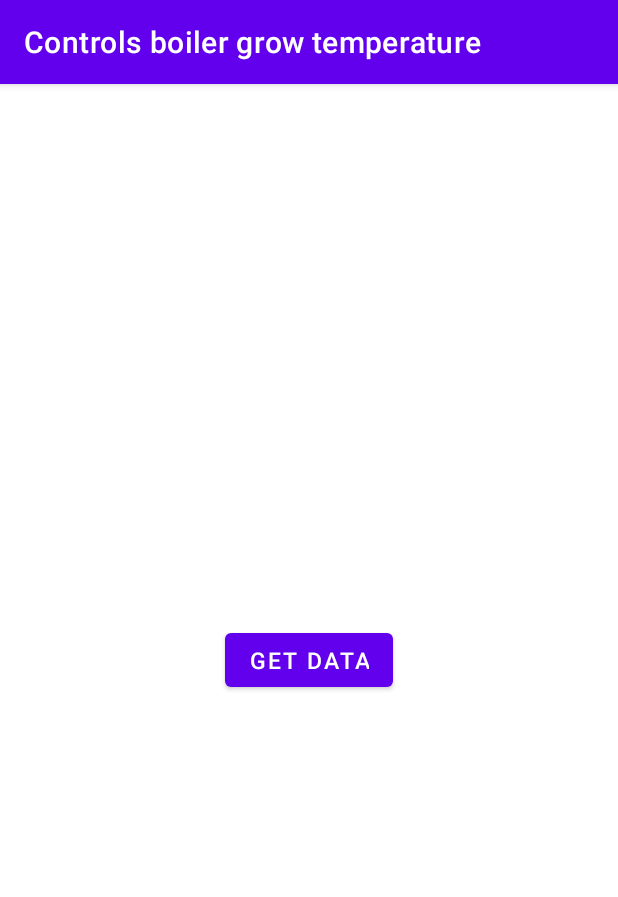
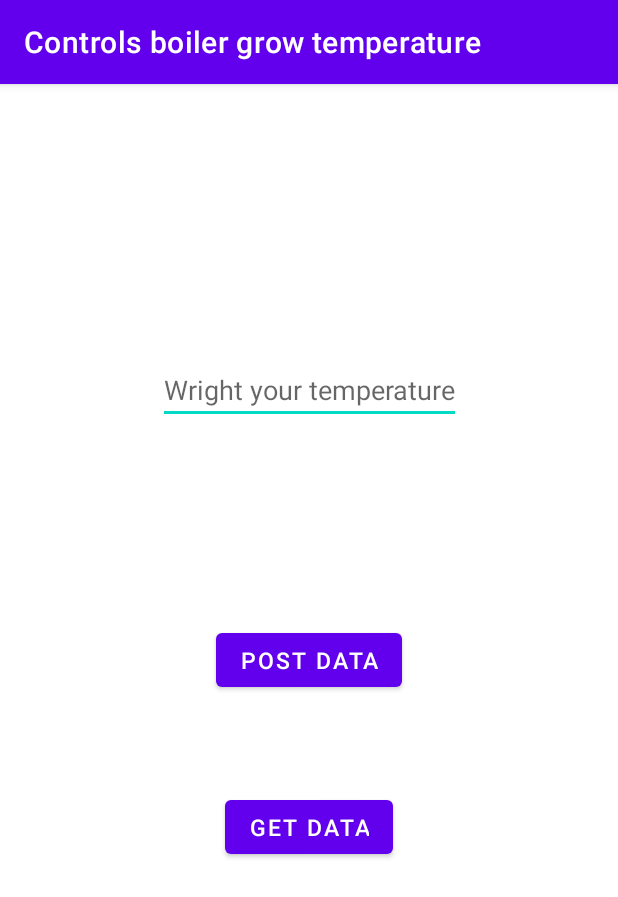
Before and after one commit to Samurai-lab/Client-app-for-control-temperature, an Android app: the screen it shows after launch (MainActivity), on a phone screen of 412 x 824 dp. Shown: the top 897 px of the screen. Run offline under Robolectric (Android 15) with nearby library versions, the phone set to English and light mode, and no system bars.

Commit message:
cv 0.0.2

```diff
--- a/Controlsboilergrowtemperature/app/src/main/java/com/example/controlsboilergrowtemperature/Methods.java
+++ b/Controlsboilergrowtemperature/app/src/main/java/com/example/controlsboilergrowtemperature/Methods.java
@@ -2,10 +2,19 @@ package com.example.controlsboilergrowtemperature;
 
 import android.graphics.ColorSpace;
 
+import okhttp3.RequestBody;
+import okhttp3.ResponseBody;
 import retrofit2.Call;
+import retrofit2.http.Body;
 import retrofit2.http.GET;
+import retrofit2.http.POST;
 
 public interface Methods {
-    @GET("api/users?page=2")
+
+    @GET("new.json")
     Call<Model> getAllData();
+
+    @POST("getM.php")  // Указываем путь к API
+    Call<ResponseBody> postData(@Body RequestBody requestBody);  // Определяем метод для POST-запроса
+
 }
--- a/Controlsboilergrowtemperature/app/src/main/res/layout/activity_main.xml
+++ b/Controlsboilergrowtemperature/app/src/main/res/layout/activity_main.xml
@@ -6,16 +6,40 @@
     android:layout_height="match_parent"
     tools:context=".MainActivity">
 
+
+        <EditText
+            android:id="@+id/editTextTemperature"
+            android:layout_width="wrap_content"
+            android:layout_height="wrap_content"
+            app:layout_constraintBottom_toBottomOf="@+id/postDataBtn"
+            android:hint="Wright your temperature"
+            app:layout_constraintEnd_toEndOf="parent"
+            app:layout_constraintStart_toStartOf="parent"
+            app:layout_constraintTop_toTopOf="parent" />
+
+
+
+    <Button
+        android:id="@+id/postDataBtn"
+        android:layout_width="wrap_content"
+        android:layout_height="wrap_content"
+        android:text="Post Data"
+        android:textSize="15sp"
+        app:layout_constraintBottom_toBottomOf="parent"
+        app:layout_constraintEnd_toEndOf="parent"
+        app:layout_constraintStart_toStartOf="parent"
+        app:layout_constraintTop_toTopOf="parent" />
+
     <Button
         android:id="@+id/getDataBtn"
         android:layout_width="wrap_content"
         android:layout_height="wrap_content"
         android:text="Get Data"
         android:textSize="15sp"
-        app:layout_constraintBottom_toBottomOf="parent"
+        app:layout_constraintBottom_toBottomOf="@id/getDataDisplay"
         app:layout_constraintEnd_toEndOf="parent"
         app:layout_constraintStart_toStartOf="parent"
-        app:layout_constraintTop_toTopOf="parent" />
+        app:layout_constraintTop_toTopOf="@id/postDataBtn" />
 
     <TextView
         android:id="@+id/getDataDisplay"
```
Also changed, not shown: Controlsboilergrowtemperature/app/src/main/java/com/example/controlsboilergrowtemperature/MainActivity.java (+65 -6 lines), Controlsboilergrowtemperature/app/src/main/java/com/example/controlsboilergrowtemperature/Model.java (+131 -1 lines), Controlsboilergrowtemperature/app/src/main/java/com/example/controlsboilergrowtemperature/RetrofitClient.java (+6 -1 lines).
